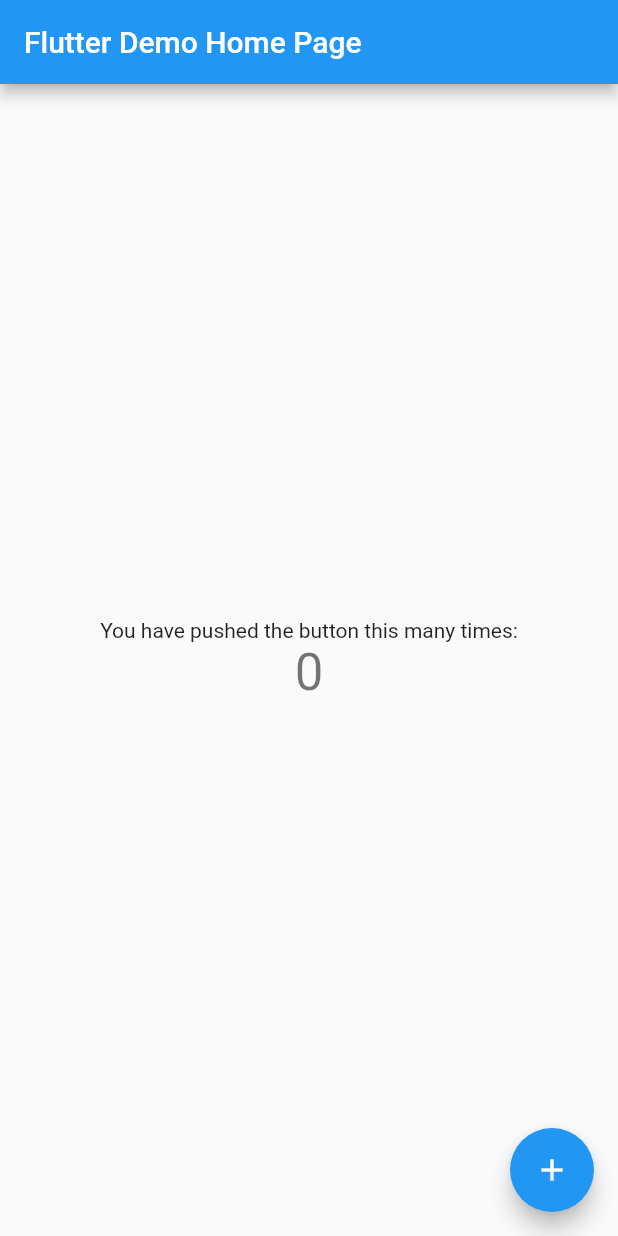
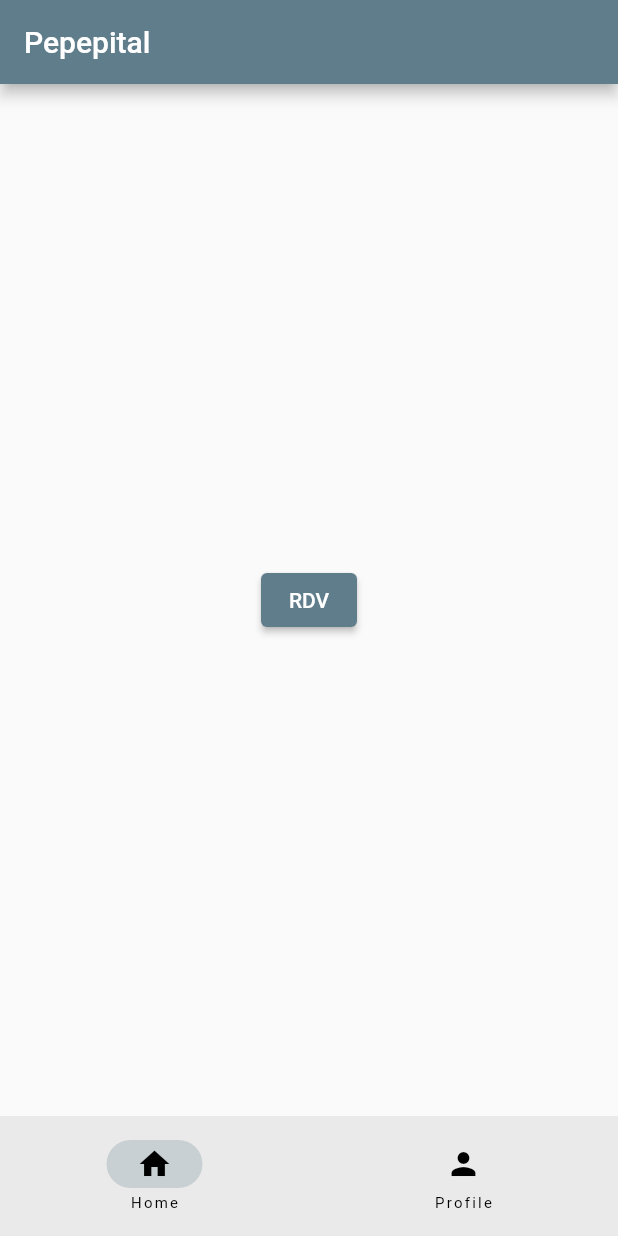
Before and after one commit to Basile-Mercado/Pepeflutter, a Flutter app: the screen it shows after launch, on a phone screen of 412 x 824 dp. Run offline on Flutter 3.47's test engine with Material 2 defaults, Android fonts, the light colour scheme and no system bars.

Commit message:
début de frontend sur l'appli flutter

```diff
--- /dev/null
+++ b/ap_pepepital_flutter_rdv/lib/home_page.dart
@@ -0,0 +1,20 @@
+import 'package:ap_pepepital_flutter_rdv/rdv_page.dart';
+import 'package:flutter/material.dart';
+
+class HomePage extends StatelessWidget {
+  const HomePage({super.key});
+
+  @override
+  Widget build(BuildContext context) {
+    return Center(
+      child: ElevatedButton(
+        onPressed: () {
+          Navigator.of(context).push(MaterialPageRoute(builder: (BuildContext context){
+            return const RDV();
+          }),);
+        },
+        child: const Text("RDV")
+        ),
+    );
+  }
+}
--- a/ap_pepepital_flutter_rdv/lib/main.dart
+++ b/ap_pepepital_flutter_rdv/lib/main.dart
@@ -1,3 +1,4 @@
+import 'package:ap_pepepital_flutter_rdv/home_page.dart';
 import 'package:flutter/material.dart';
 
 void main() {
@@ -7,109 +8,43 @@
 class MyApp extends StatelessWidget {
   const MyApp({super.key});
 
-  // This widget is the root of your application.
   @override
   Widget build(BuildContext context) {
     return MaterialApp(
-      title: 'Flutter Demo',
-      theme: ThemeData(
-        // This is the theme of your application.
-        //
-        // Try running your application with "flutter run". You'll see the
-        // application has a blue toolbar. Then, without quitting the app, try
-        // changing the primarySwatch below to Colors.green and then invoke
-        // "hot reload" (press "r" in the console where you ran "flutter run",
-        // or simply save your changes to "hot reload" in a Flutter IDE).
-        // Notice that the counter didn't reset back to zero; the application
-        // is not restarted.
-        primarySwatch: Colors.blue,
+        debugShowCheckedModeBanner: false,
+        theme: ThemeData(primarySwatch: Colors.blueGrey),
+        home: const Root());
+  }
+}
+
+class Root extends StatefulWidget {
+  const Root({super.key});
+
+  @override
+  State<Root> createState() => _RootState();
+}
+
+class _RootState extends State<Root> {
+  int CurrentPage = 0;
+  @override
+  Widget build(BuildContext context) {
+    return Scaffold(
+      appBar: AppBar(
+        title: const Text("Pepepital"),
       ),
-      home: const MyHomePage(title: 'Flutter Demo Home Page'),
+      body: const HomePage(),
+      bottomNavigationBar: NavigationBar(
+        destinations: const [
+          NavigationDestination(icon: Icon(Icons.home), label: 'Home'),
+          NavigationDestination(icon: Icon(Icons.person), label: 'Profile'),
+        ],
+        onDestinationSelected: (int index) {
+          setState(() {
+            CurrentPage = index;
+          });
+        },
+        selectedIndex: CurrentPage,
+      ),
     );
   }
 }
-
-class MyHomePage extends StatefulWidget {
-  const MyHomePage({super.key, required this.title});
-
-  // This widget is the home page of your application. It is stateful, meaning
-  // that it has a State object (defined below) that contains fields that affect
-  // how it looks.
-
-  // This class is the configuration for the state. It holds the values (in this
-  // case the title) provided by the parent (in this case the App widget) and
-  // used by the build method of the State. Fields in a Widget subclass are
-  // always marked "final".
-
-  final String title;
-
-  @override
-  State<MyHomePage> createState() => _MyHomePageState();
-}
-
-class _MyHomePageState extends State<MyHomePage> {
-  int _counter = 0;
-
-  void _incrementCounter() {
-    setState(() {
-      // This call to setState tells the Flutter framework that something has
-      // changed in this State, which causes it to rerun the build method below
-      // so that the display can reflect the updated values. If we changed
-      // _counter without calling setState(), then the build method would not be
-      // called again, and so nothing would appear to happen.
-      _counter++;
-    });
-  }
-
-  @override
-  Widget build(BuildContext context) {
-    // This method is rerun every time setState is called, for instance as done
-    // by the _incrementCounter method above.
-    //
-    // The Flutter framework has been optimized to make rerunning build methods
-    // fast, so that you can just rebuild anything that needs updating rather
-    // than having to individually change instances of widgets.
-    return Scaffold(
-      appBar: AppBar(
-        // Here we take the value from the MyHomePage object that was created by
-        // the App.build method, and use it to set our appbar title.
-        title: Text(widget.title),
-      ),
-      body: Center(
-        // Center is a layout widget. It takes a single child and positions it
-        // in the middle of the parent.
-        child: Column(
-          // Column is also a layout widget. It takes a list of children and
-          // arranges them vertically. By default, it sizes itself to fit its
-          // children horizontally, and tries to be as tall as its parent.
-          //
-          // Invoke "debug painting" (press "p" in the console, choose the
-          // "Toggle Debug Paint" action from the Flutter Inspector in Android
-          // Studio, or the "Toggle Debug Paint" command in Visual Studio Code)
-          // to see the wireframe for each widget.
-          //
-          // Column has various properties to control how it sizes itself and
-          // how it positions its children. Here we use mainAxisAlignment to
-          // center the children vertically; the main axis here is the vertical
-          // axis because Columns are vertical (the cross axis would be
-          // horizontal).
-          mainAxisAlignment: MainAxisAlignment.center,
-          children: <Widget>[
-            const Text(
-              'You have pushed the button this many times:',
-            ),
-            Text(
-              '$_counter',
-              style: Theme.of(context).textTheme.headlineMedium,
-            ),
-          ],
-        ),
-      ),
-      floatingActionButton: FloatingActionButton(
-        onPressed: _incrementCounter,
-        tooltip: 'Increment',
-        child: const Icon(Icons.add),
-      ), // This trailing comma makes auto-formatting nicer for build methods.
-    );
-  }
-}
--- /dev/null
+++ b/ap_pepepital_flutter_rdv/lib/rdv_page.dart
@@ -0,0 +1,24 @@
+import 'package:flutter/material.dart';
+
+class RDV extends StatefulWidget {
+  const RDV({super.key});
+
+  @override
+  State<RDV> createState() => _RDVState();
+}
+
+class _RDVState extends State<RDV> {
+  @override
+  Widget build(BuildContext context) {
+    return Scaffold(
+      appBar: AppBar(
+        title: const Text("Pepepital"),
+      ),
+      body: Column(
+        children: [
+          Image.asset("img/pepe.jpg")
+        ],
+      ),
+    );
+  }
+}
--- a/ap_pepepital_flutter_rdv/pubspec.yaml
+++ b/ap_pepepital_flutter_rdv/pubspec.yaml
@@ -59,8 +59,8 @@
   uses-material-design: true
 
   # To add assets to your application, add an assets section, like this:
-  # assets:
-  #   - images/a_dot_burr.jpeg
+  assets:
+      - img/
   #   - images/a_dot_ham.jpeg
 
   # An image asset can refer to one or more resolution-specific "variants", see
```
Also changed, not shown: ap_pepepital_flutter_rdv/img/pepe.jpg (added).
